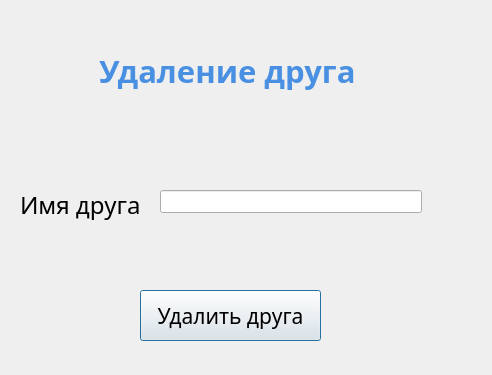
Above: ui_models/delete_friend.ui from vivichv9/activity-tracker-desktop before the change. Below: the same form after it.
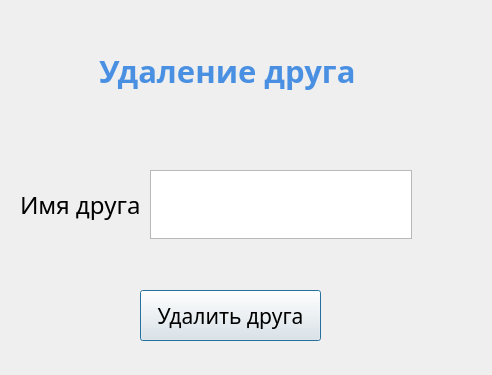
That is the form after the change.

Patch:
```diff
--- a/ui_models/delete_friend.ui
+++ b/ui_models/delete_friend.ui
@@ -42,16 +42,6 @@
     <string>Удалить друга</string>
    </property>
   </widget>
-  <widget class="QLineEdit" name="lineEdit">
-   <property name="geometry">
-    <rect>
-     <x>160</x>
-     <y>190</y>
-     <width>262</width>
-     <height>23</height>
-    </rect>
-   </property>
-  </widget>
   <widget class="QLabel" name="username_label">
    <property name="geometry">
     <rect>
@@ -112,6 +102,19 @@
     <string>Удаление друга</string>
    </property>
   </widget>
+  <widget class="QTextEdit" name="textEdit">
+   <property name="geometry">
+    <rect>
+     <x>150</x>
+     <y>170</y>
+     <width>262</width>
+     <height>69</height>
+    </rect>
+   </property>
+   <property name="styleSheet">
+    <string notr="true">color: #000000</string>
+   </property>
+  </widget>
  </widget>
  <resources/>
  <connections/>
```
